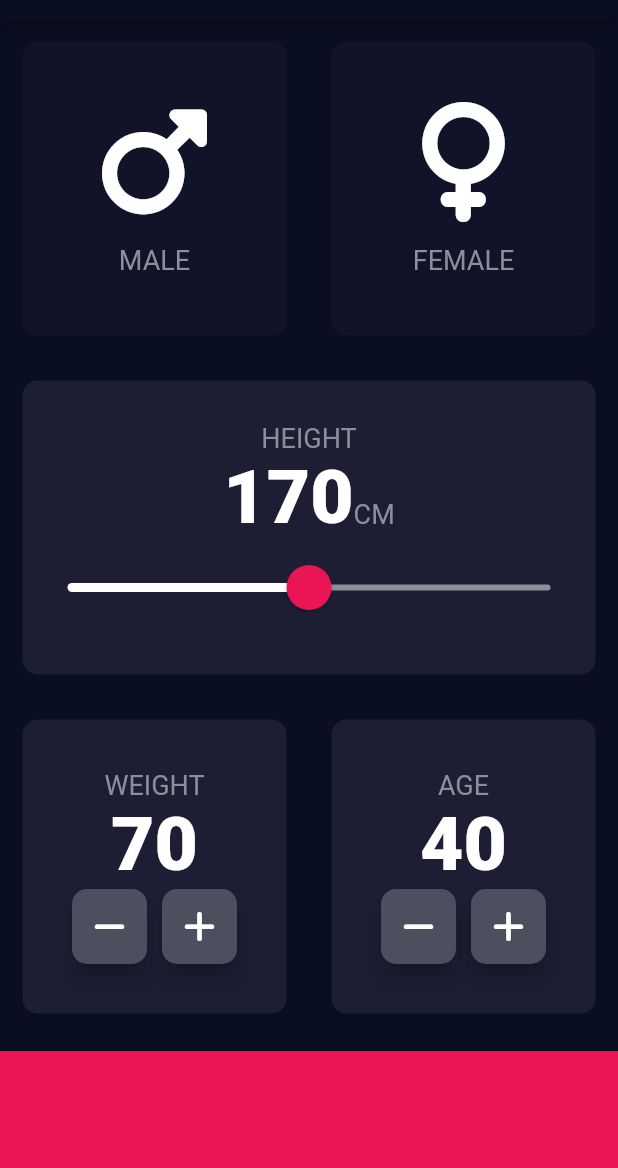
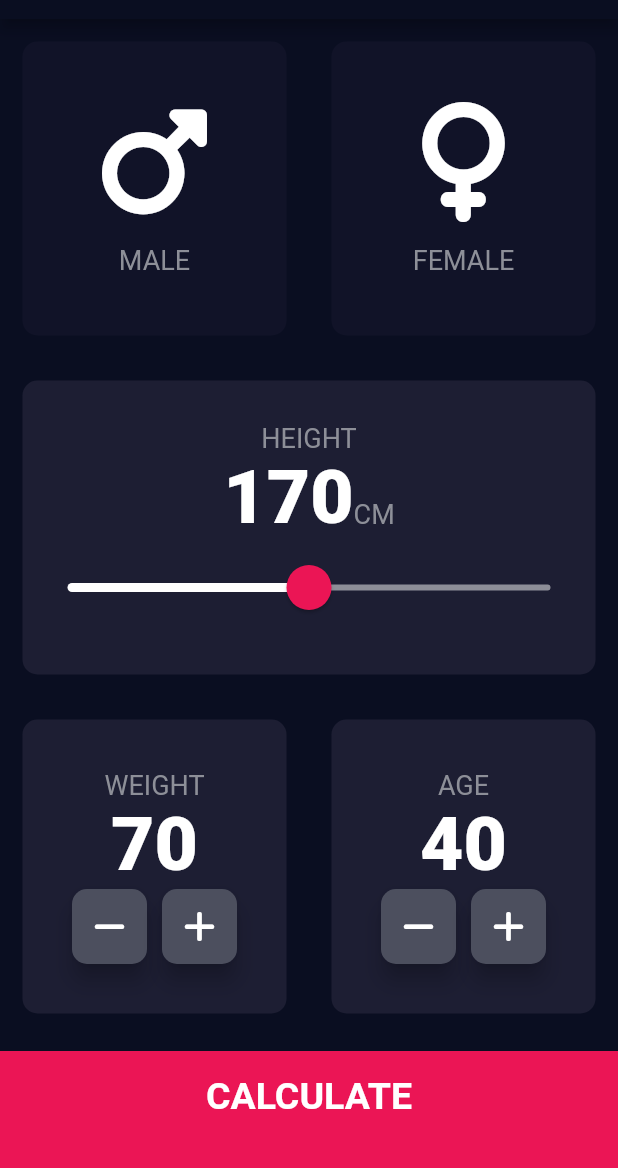
Before and after one commit to jepisti/bmi_calculator, a Flutter app: the screen it shows after launch, on a phone screen of 412 x 824 dp, the part 65-1233 px from its top. Run offline on Flutter 3.47's test engine with Material 3 defaults, Android fonts, the phone set to English and light mode, and no system bars; our stand-ins replace font_awesome_flutter.

Commit message:
Design ok, files to directory

```diff
--- /dev/null
+++ b/lib/components/bottom_button.dart
@@ -0,0 +1,34 @@
+import 'package:flutter/material.dart';
+
+import 'package:bmi_calculator/constants.dart';
+
+class BottomButton extends StatelessWidget {
+  const BottomButton({
+    super.key,
+    required this.onTap,
+    required this.buttonTitle,
+  });
+
+  final VoidCallback? onTap;
+  final String buttonTitle;
+
+  @override
+  Widget build(BuildContext context) {
+    return GestureDetector(
+      onTap: onTap,
+      child: Container(
+        color: kContainerColorCode,
+        margin: const EdgeInsets.only(top: 10.0),
+        width: double.infinity,
+        height: kBottomContainerHeight,
+        padding: const EdgeInsets.only(bottom: 20.0),
+        child: Center(
+          child: Text(
+            buttonTitle,
+            style: kLargeButtonTextStyle,
+          ),
+        ),
+      ),
+    );
+  }
+}
--- a/lib/card_content.dart
+++ b/lib/components/card_content.dart
@@ -1,5 +1,5 @@
 import 'package:flutter/material.dart';
-import 'constants.dart';
+import '../constants.dart';
 
 class CardContent extends StatelessWidget {
   const CardContent({super.key, required this.icon, required this.label});
--- a/lib/main.dart
+++ b/lib/main.dart
@@ -1,6 +1,6 @@
 import 'package:flutter/material.dart';
 import 'package:flutter/services.dart';
-import 'input_page.dart';
+import 'screens/input_page.dart';
 
 void main() {
   //no rotate
--- a/lib/input_page.dart
+++ b/lib/screens/input_page.dart
@@ -1,9 +1,11 @@
-import 'package:bmi_calculator/round_icon_button.dart';
+import 'package:bmi_calculator/screens/results_page.dart';
+import 'package:bmi_calculator/components/round_icon_button.dart';
 import 'package:flutter/material.dart';
-import 'constants.dart';
-import 'reusable_card.dart';
+import 'package:bmi_calculator/components/bottom_button.dart';
+import 'package:bmi_calculator/constants.dart';
+import 'package:bmi_calculator/components/reusable_card.dart';
 import 'package:font_awesome_flutter/font_awesome_flutter.dart';
-import 'card_content.dart';
+import 'package:bmi_calculator/components/card_content.dart';
 
 enum Gender { male, female }
 
@@ -208,11 +210,16 @@ class _InputPageState extends State<InputPage> {
               ),
             ],
           )),
-          Container(
-            color: kContainerColorCode,
-            margin: const EdgeInsets.only(top: 10.0),
-            width: double.infinity,
-            height: kBottomContainerHeight,
+          BottomButton(
+            buttonTitle: 'CALCULATE',
+            onTap: () {
+              Navigator.push(
+                context,
+                MaterialPageRoute(
+                  builder: (context) => const ResultsPage(),
+                ),
+              );
+            },
           ),
         ],
       ),
```
Also changed, not shown: lib/constants.dart (+24 -0 lines), lib/screens/results_page.dart (added, +63 -0 lines), lib/calculator_brain.dart (added), lib/components/reusable_card.dart (renamed from lib/reusable_card.dart), lib/components/round_icon_button.dart (renamed from lib/round_icon_button.dart).
